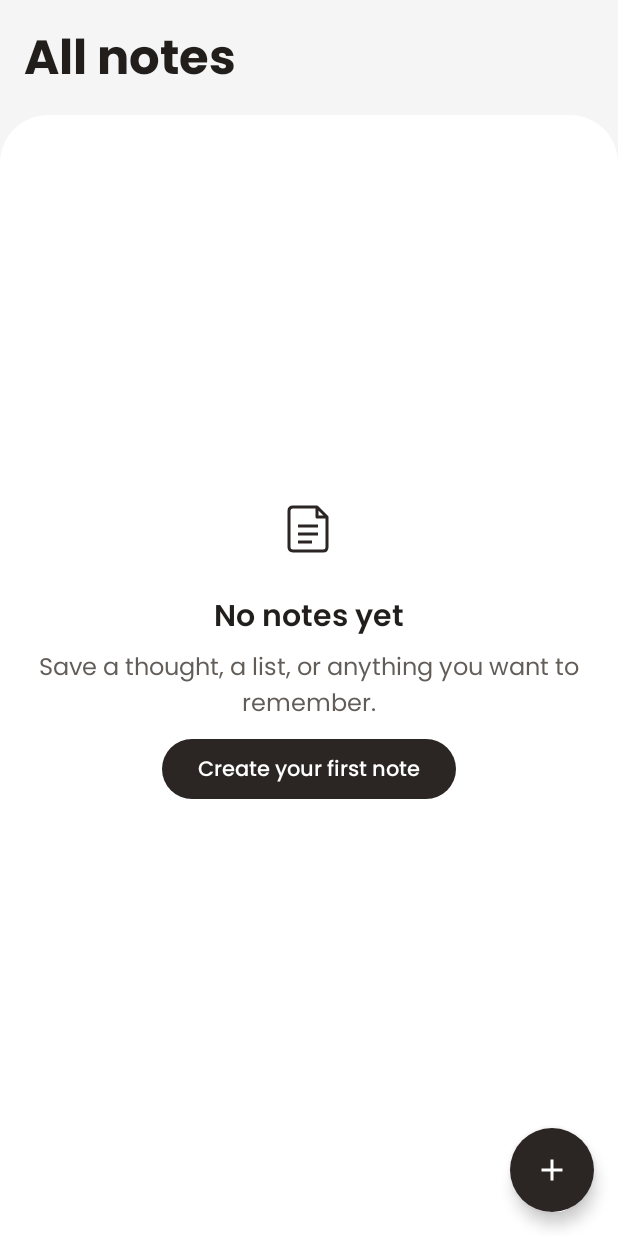
After one commit to rudratheogopgod/web3tasknotesapplication, an Android app built with Jetpack Compose: the NotesListRoute screen opened through its navigation route, on a phone screen of 412 x 824 dp. The commit adds this screen. Run offline under Robolectric (Android 15) with nearby library versions, the phone set to English and light mode, and no system bars; our stand-ins replace Dagger/Hilt's generated code, Room's generated code; libraries missing offline, so code that uses them is left out: androidx.hilt.lifecycle.

Commit message:
feat(notes): add home screen with note grid and empty state

```diff
--- a/app/src/main/java/com/rudra/web3tasknotesapplication/MainActivity.kt
+++ b/app/src/main/java/com/rudra/web3tasknotesapplication/MainActivity.kt
@@ -6,16 +6,13 @@ import androidx.activity.ComponentActivity
 import androidx.activity.SystemBarStyle
 import androidx.activity.compose.setContent
 import androidx.activity.enableEdgeToEdge
-import androidx.compose.foundation.layout.fillMaxSize
-import androidx.compose.material3.MaterialTheme
-import androidx.compose.material3.Surface
 import androidx.compose.runtime.SideEffect
-import androidx.compose.ui.Modifier
 import androidx.core.splashscreen.SplashScreen.Companion.installSplashScreen
 import com.rudra.web3tasknotesapplication.domain.model.ThemeMode
 import com.rudra.web3tasknotesapplication.ui.theme.Web3TaskNotesTheme
 import com.rudra.web3tasknotesapplication.ui.theme.isDarkTheme
 
+import com.rudra.web3tasknotesapplication.ui.navigation.NotesNavHost
 import dagger.hilt.android.AndroidEntryPoint
 
 /** Hosts the Compose app and keeps the window appearance aligned with its theme. */
@@ -30,10 +27,7 @@ class MainActivity : ComponentActivity() {
             val darkTheme = themeMode.isDarkTheme()
             SideEffect { updateSystemBars(darkTheme) }
             Web3TaskNotesTheme(themeMode = themeMode) {
-                Surface(
-                    modifier = Modifier.fillMaxSize(),
-                    color = MaterialTheme.colorScheme.background,
-                ) {}
+                NotesNavHost()
             }
         }
     }
--- /dev/null
+++ b/app/src/main/java/com/rudra/web3tasknotesapplication/ui/navigation/NotesNavHost.kt
@@ -0,0 +1,19 @@
+package com.rudra.web3tasknotesapplication.ui.navigation
+
+import androidx.compose.runtime.Composable
+import androidx.navigation.compose.NavHost
+import androidx.navigation.compose.composable
+import androidx.navigation.compose.rememberNavController
+import com.rudra.web3tasknotesapplication.ui.notes.list.NotesListRoute
+import kotlinx.serialization.Serializable
+
+@Serializable
+internal data object Home
+
+/** Hosts the typed destinations for the notes flow. */
+@Composable
+internal fun NotesNavHost() {
+    NavHost(navController = rememberNavController(), startDestination = Home) {
+        composable<Home> { NotesListRoute(onCreateNote = {}, onOpenNote = {}) }
+    }
+}
--- /dev/null
+++ b/app/src/main/java/com/rudra/web3tasknotesapplication/ui/notes/list/NotesListRoute.kt
@@ -0,0 +1,16 @@
+package com.rudra.web3tasknotesapplication.ui.notes.list
+
+import androidx.compose.runtime.Composable
+import androidx.compose.runtime.getValue
+import androidx.hilt.lifecycle.viewmodel.compose.hiltViewModel
+import androidx.lifecycle.compose.collectAsStateWithLifecycle
+
+@Composable
+internal fun NotesListRoute(
+    onCreateNote: () -> Unit,
+    onOpenNote: (Long) -> Unit,
+    viewModel: NotesListViewModel = hiltViewModel(),
+) {
+    val state by viewModel.uiState.collectAsStateWithLifecycle()
+    NotesListScreen(state, onCreateNote, onOpenNote)
+}
--- /dev/null
+++ b/app/src/main/java/com/rudra/web3tasknotesapplication/ui/notes/list/NotesListScreen.kt
@@ -0,0 +1,109 @@
+package com.rudra.web3tasknotesapplication.ui.notes.list
+
+import androidx.compose.foundation.layout.*
+import androidx.compose.foundation.lazy.staggeredgrid.LazyVerticalStaggeredGrid
+import androidx.compose.foundation.lazy.staggeredgrid.StaggeredGridCells
+import androidx.compose.foundation.lazy.staggeredgrid.items
+import androidx.compose.foundation.rememberScrollState
+import androidx.compose.foundation.verticalScroll
+import androidx.compose.material3.*
+import androidx.compose.runtime.Composable
+import androidx.compose.ui.Modifier
+import androidx.compose.ui.Alignment
+import androidx.compose.ui.res.painterResource
+import androidx.compose.ui.res.stringResource
+import androidx.compose.ui.text.style.TextAlign
+import androidx.compose.ui.unit.dp
+import com.rudra.web3tasknotesapplication.R
+import com.rudra.web3tasknotesapplication.ui.components.NoteCard
+import com.rudra.web3tasknotesapplication.ui.theme.NotesShapes
+import com.rudra.web3tasknotesapplication.ui.theme.Spacing
+
+private val MinimumCardWidth = 144.dp
+private val FabClearance = 72.dp
+
+@Composable
+internal fun NotesListScreen(
+    state: NotesListUiState,
+    onCreateNote: () -> Unit,
+    onOpenNote: (Long) -> Unit,
+) {
+    val insets = WindowInsets.safeDrawing.union(WindowInsets.captionBar)
+    Scaffold(
+        containerColor = MaterialTheme.colorScheme.background,
+        contentWindowInsets = insets,
+        floatingActionButton = {
+            FloatingActionButton(
+                onClick = onCreateNote,
+                shape = NotesShapes.Pill,
+                containerColor = MaterialTheme.colorScheme.primary,
+                contentColor = MaterialTheme.colorScheme.onPrimary,
+            ) {
+                Icon(painterResource(R.drawable.ic_add_note), stringResource(R.string.create_note))
+            }
+        },
+    ) { padding ->
+        Column(Modifier.fillMaxSize().padding(padding).consumeWindowInsets(padding)) {
+            Text(
+                text = stringResource(R.string.all_notes),
+                style = MaterialTheme.typography.titleLarge,
+                modifier = Modifier.padding(Spacing.Large),
+            )
+            Surface(
+                modifier = Modifier.fillMaxWidth().weight(1f),
+                shape = NotesShapes.Sheet,
+                color = MaterialTheme.colorScheme.surface,
+            ) {
+                NotesListContent(state, onCreateNote, onOpenNote)
+            }
+        }
+    }
+}
+
+@Composable
+private fun NotesListContent(
+    state: NotesListUiState,
+    onCreateNote: () -> Unit,
+    onOpenNote: (Long) -> Unit,
+) {
+    when (state) {
+        NotesListUiState.Loading -> Box(Modifier.fillMaxSize(), contentAlignment = Alignment.Center) {
+            CircularProgressIndicator()
+        }
+        NotesListUiState.Empty -> EmptyNotes(onCreateNote)
+        NotesListUiState.Unavailable -> Box(Modifier.fillMaxSize(), contentAlignment = Alignment.Center) {
+            Text(stringResource(R.string.notes_unavailable), Modifier.padding(Spacing.Large))
+        }
+        is NotesListUiState.Loaded -> LazyVerticalStaggeredGrid(
+            columns = StaggeredGridCells.Adaptive(MinimumCardWidth),
+            contentPadding = PaddingValues(
+                start = Spacing.Large, end = Spacing.Large,
+                top = Spacing.Large, bottom = FabClearance,
+            ),
+            horizontalArrangement = Arrangement.spacedBy(Spacing.Medium),
+            verticalItemSpacing = Spacing.Medium,
+        ) {
+            items(state.notes, key = { it.id }) { note ->
+                NoteCard(note = note, onClick = { onOpenNote(note.id) })
+            }
+        }
+    }
+}
+
+@Composable
+private fun EmptyNotes(onCreateNote: () -> Unit) {
+    Column(
+        modifier = Modifier.fillMaxSize().verticalScroll(rememberScrollState())
+            .padding(start = Spacing.Large, end = Spacing.Large,
+                top = Spacing.ExtraLarge, bottom = FabClearance),
+        horizontalAlignment = Alignment.CenterHorizontally,
+        verticalArrangement = Arrangement.spacedBy(Spacing.Small, Alignment.CenterVertically),
+    ) {
+        Icon(painterResource(R.drawable.ic_launcher_foreground), contentDescription = null,
+            modifier = Modifier.size(72.dp), tint = MaterialTheme.colorScheme.primary)
+        Text(stringResource(R.string.notes_empty_title), style = MaterialTheme.typography.titleMedium)
+        Text(stringResource(R.string.notes_empty_body), textAlign = TextAlign.Center,
+            color = MaterialTheme.colorScheme.onSurfaceVariant)
+        Button(onClick = onCreateNote) { Text(stringResource(R.string.create_first_note)) }
+    }
+}
--- /dev/null
+++ b/app/src/main/java/com/rudra/web3tasknotesapplication/ui/notes/list/NotesListViewModel.kt
@@ -0,0 +1,30 @@
+package com.rudra.web3tasknotesapplication.ui.notes.list
+
+import androidx.lifecycle.ViewModel
+import androidx.lifecycle.viewModelScope
+import com.rudra.web3tasknotesapplication.data.repository.NotesRepository
+import dagger.hilt.android.lifecycle.HiltViewModel
+import java.io.IOException
+import javax.inject.Inject
+import kotlinx.coroutines.flow.SharingStarted
+import kotlinx.coroutines.flow.catch
+import kotlinx.coroutines.flow.map
+import kotlinx.coroutines.flow.stateIn
+
+/** Keeps Room as the source of truth and shares the latest list with the screen. */
+@HiltViewModel
+internal class NotesListViewModel @Inject constructor(repository: NotesRepository) : ViewModel() {
+    val uiState = repository.observeAll()
+        .map { notes ->
+            val state: NotesListUiState =
+                if (notes.isEmpty()) NotesListUiState.Empty else NotesListUiState.Loaded(notes)
+            state
+        }
+        .catch { failure ->
+            if (failure !is IOException && failure !is android.database.sqlite.SQLiteException) {
+                throw failure
+            }
+            emit(NotesListUiState.Unavailable)
+        }
+        .stateIn(viewModelScope, SharingStarted.WhileSubscribed(5_000), NotesListUiState.Loading)
+}
--- /dev/null
+++ b/app/src/main/res/drawable/ic_add_note.xml
@@ -0,0 +1,5 @@
+<vector xmlns:android="http://schemas.android.com/apk/res/android"
+    android:width="24dp" android:height="24dp"
+    android:viewportWidth="24" android:viewportHeight="24">
+    <path android:fillColor="@android:color/white" android:pathData="M11,5h2v6h6v2h-6v6h-2v-6H5v-2h6z" />
+</vector>
--- a/app/src/main/res/values/strings.xml
+++ b/app/src/main/res/values/strings.xml
@@ -1,4 +1,11 @@
 <resources>
     <string name="app_name">Cool Notes</string>
     <string name="untitled_note">Untitled note</string>
+    <string name="all_notes">All notes</string>
+    <string name="create_note">Create note</string>
+    <string name="create_first_note">Create your first note</string>
+    <string name="notes_empty_title">No notes yet</string>
+    <string name="notes_empty_body">Save a thought, a list, or anything you want to remember.</string>
+    <string name="notes_unavailable">Couldn’t load your notes. Please reopen the app to try again.</string>
+    <string name="note_date_time">%1$s · %2$s</string>
 </resources>
```
Also changed, not shown: app/build.gradle.kts (+9 -0 lines), app/src/debug/java/com/rudra/web3tasknotesapplication/ui/notes/list/NotesListPreview.kt (added, +26 -0 lines), app/src/main/java/com/rudra/web3tasknotesapplication/ui/components/NoteCard.kt (added, +52 -0 lines), app/src/main/java/com/rudra/web3tasknotesapplication/ui/notes/list/NotesListUiState.kt (added, +11 -0 lines), gradle/libs.versions.toml (+8 -0 lines), 2 other files.
